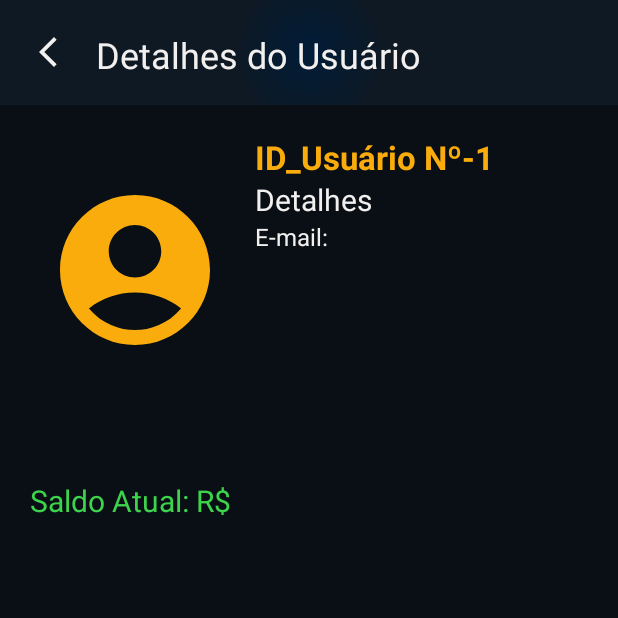
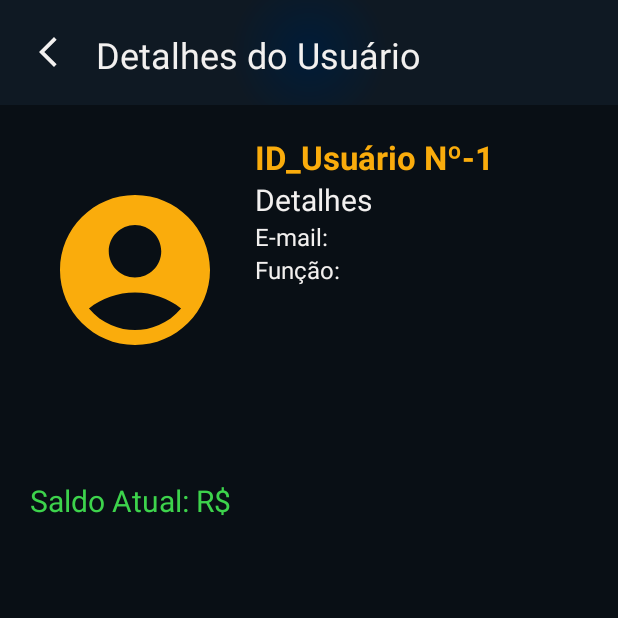
Before and after one commit to GabrielViana14/fatekinho_mobile, an Android app: the UsersDetailsActivity screen opened directly, with no data from a screen before it, on a phone screen of 412 x 824 dp, the top half of it. Run offline under Robolectric (Android 15) with nearby library versions, the phone set to English and light mode, and no system bars; 1 statement that could not run was skipped.

Commit message:
Adicionado função update e create usuario

```diff
--- a/app/src/main/java/com/fatec/fatekinho/UsersDetailsActivity.kt
+++ b/app/src/main/java/com/fatec/fatekinho/UsersDetailsActivity.kt
@@ -28,8 +28,10 @@ class UsersDetailsActivity : AppCompatActivity() {
 
         val idUsuario = intent.getIntExtra("idUsuario", -1)
         val email = intent.getStringExtra("email")
+        val tipo = intent.getStringExtra("tipo")
         binding.usersDetailsId.text = idUsuario.toString()
         binding.usersDetailsEmail.text = email
+        binding.usersDetailsTipo.text = tipo
         Log.d("UsersDetailsActivity", "idUsuario: $idUsuario, email: $email")
 
 
--- a/app/src/main/java/com/fatec/fatekinho/adapters/AdapterListUsers.kt
+++ b/app/src/main/java/com/fatec/fatekinho/adapters/AdapterListUsers.kt
@@ -43,5 +43,8 @@ class AdapterListUsers(private val userlist: ArrayList<Usuarios>,
         holder.btnApagar.setOnClickListener {
             onButtonClick(currentItem, "apagar")
         }
+        holder.itemView.setOnClickListener{
+            onButtonClick(currentItem, "detalhes")
+        }
     }
 }
--- a/app/src/main/java/com/fatec/fatekinho/interfaces/ApiService.kt
+++ b/app/src/main/java/com/fatec/fatekinho/interfaces/ApiService.kt
@@ -5,20 +5,28 @@ import com.fatec.fatekinho.data_class.LoginResponse
 import com.fatec.fatekinho.data_class.TableUserDetails
 import com.fatec.fatekinho.models.Cliente
 import com.fatec.fatekinho.models.HistWonLose
+import com.fatec.fatekinho.models.UsuarioCreate
 import com.fatec.fatekinho.models.Usuarios
 import retrofit2.Call
 import retrofit2.http.Body
 import retrofit2.http.DELETE
 import retrofit2.http.GET
 import retrofit2.http.POST
+import retrofit2.http.PUT
 import retrofit2.http.Path
 
 interface ApiService {
     @GET("usuarios/{id}")
     fun getUsuariosById(@Path("id") userId: Int): Call<Usuarios>
 
+    @PUT("usuarios/{id}")
+    fun updateUsuarioByID(@Path("id")userId: Int, @Body usuarios: Usuarios): Call<Usuarios>
+
     @DELETE("usuarios/{id}")
     fun deleteUsuarioById(@Path("id") userId: Int): Call<Void>
+
+    @POST("usuarios/")
+    fun createUsuarioById(@Body usuarioCreate: UsuarioCreate): Call<Usuarios>
 
     @POST("/login/")
     fun login(@Body loginRequest: LoginRequest): Call<LoginResponse>
--- a/app/src/main/java/com/fatec/fatekinho/models/Usuarios.kt
+++ b/app/src/main/java/com/fatec/fatekinho/models/Usuarios.kt
@@ -6,3 +6,9 @@ data class Usuarios(
     val senha:String,
     val tipo:String
 )
+
+data class UsuarioCreate(
+    val email:String,
+    val senha:String,
+    val tipo:String
+)
--- a/app/src/main/res/layout/activity_users_details.xml
+++ b/app/src/main/res/layout/activity_users_details.xml
@@ -90,6 +90,24 @@
                     android:textColor="@color/white"
                     android:textSize="16sp"/>
             </LinearLayout>
+            <LinearLayout
+                android:layout_width="match_parent"
+                android:layout_height="wrap_content"
+                android:orientation="horizontal">
+                <TextView
+                    android:layout_width="wrap_content"
+                    android:layout_height="wrap_content"
+                    android:text="Função: "
+                    android:textColor="@color/white"
+                    android:textSize="16sp"/>
+                <TextView
+                    android:id="@+id/users_details_tipo"
+                    android:layout_width="wrap_content"
+                    android:layout_height="wrap_content"
+                    android:text="XXXXX"
+                    android:textColor="@color/white"
+                    android:textSize="16sp"/>
+            </LinearLayout>
 
 
         </LinearLayout>
--- a/app/src/main/res/values/strings.xml
+++ b/app/src/main/res/values/strings.xml
@@ -56,4 +56,5 @@
         libero vel nunc consequat, quis tincidunt nisl eleifend. Cras bibendum enim a justo luctus
         vestibulum. Fusce dictum libero quis erat maximus, vitae volutpat diam dignissim.
     </string>
+    <string name="title_activity_users_edit">UsersEditActivity</string>
 </resources>
```
Also changed, not shown: app/src/main/AndroidManifest.xml (+6 -1 lines), app/src/main/java/com/fatec/fatekinho/UsersFragment.kt (+28 -4 lines).
